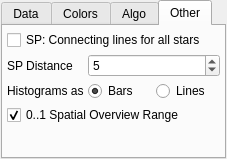
This is modules/FiAKEr/SensitivitySettings.ui in 3dct/open_iA as Qt 5 draws it before an edit. The edited form follows.
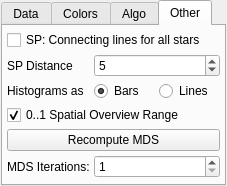
This is the edited form. The open tabs and pages were chosen to show the change.

Commit message: Sensitivity - MDS recompute buttons + iteration spinbox

Patch:
```diff
--- a/modules/FiAKEr/SensitivitySettings.ui
+++ b/modules/FiAKEr/SensitivitySettings.ui
@@ -7,7 +7,7 @@
     <x>0</x>
     <y>0</y>
     <width>205</width>
-    <height>147</height>
+    <height>174</height>
    </rect>
   </property>
   <property name="windowTitle">
@@ -413,6 +413,30 @@
          </property>
         </widget>
        </item>
+       <item row="5" column="0" colspan="3">
+        <widget class="QPushButton" name="pbRecomputeMDS">
+         <property name="text">
+          <string>Recompute MDS</string>
+         </property>
+        </widget>
+       </item>
+       <item row="6" column="0">
+        <widget class="QLabel" name="label_3">
+         <property name="text">
+          <string>MDS Iterations:</string>
+         </property>
+        </widget>
+       </item>
+       <item row="6" column="1" colspan="2">
+        <widget class="QSpinBox" name="sbMDSIterations">
+         <property name="minimum">
+          <number>1</number>
+         </property>
+         <property name="maximum">
+          <number>100000</number>
+         </property>
+        </widget>
+       </item>
       </layout>
      </widget>
     </widget>
```
Left out of the diff: 2 changed lines with no effect on the pictures. The commit also changes 1 other file.
